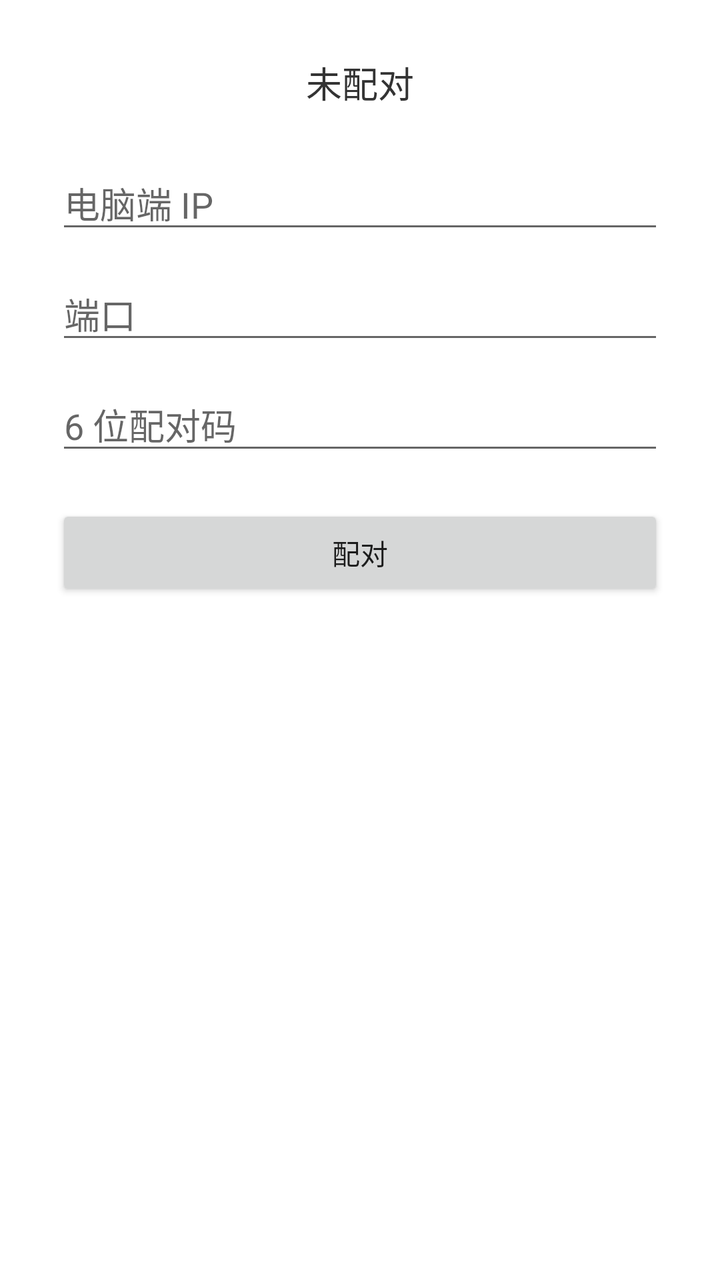
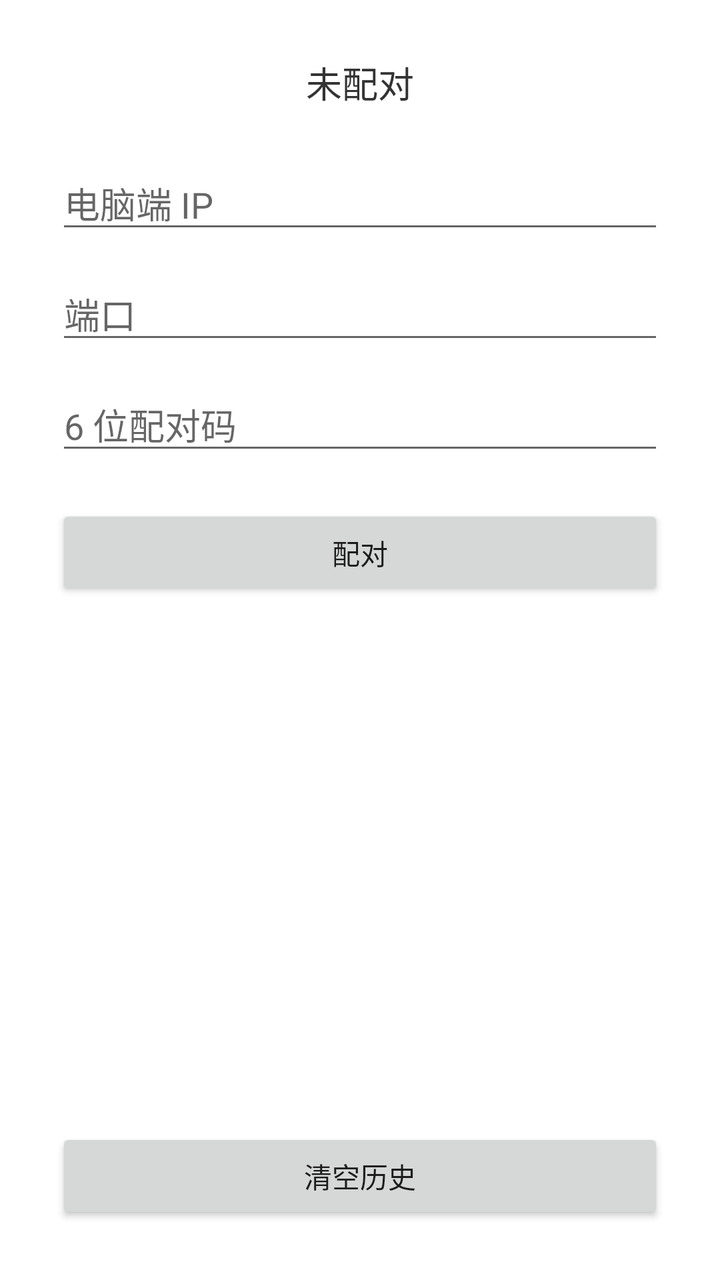

Before-and-after screenshots of an Android layout around one commit, followed by the original layout XML and the change that was made.
<!-- AndroidManifest.xml: application theme android:Theme.Material.Light.NoActionBar -->
<!-- res/layout/activity_main.xml -->
<?xml version="1.0" encoding="utf-8"?>
<LinearLayout xmlns:android="http://schemas.android.com/apk/res/android"
    android:layout_width="match_parent"
    android:layout_height="match_parent"
    android:background="@android:color/white"
    android:gravity="center_horizontal"
    android:orientation="vertical"
    android:padding="28dp">

    <TextView
        android:id="@+id/statusText"
        android:layout_width="match_parent"
        android:layout_height="wrap_content"
        android:layout_marginBottom="24dp"
        android:gravity="center"
        android:text="未配对"
        android:textColor="#333333"
        android:textSize="18sp" />

    <EditText
        android:id="@+id/hostInput"
        android:layout_width="match_parent"
        android:layout_height="wrap_content"
        android:layout_marginBottom="12dp"
        android:hint="电脑端 IP"
        android:inputType="text"
        android:singleLine="true" />

    <EditText
        android:id="@+id/portInput"
        android:layout_width="match_parent"
        android:layout_height="wrap_content"
        android:layout_marginBottom="12dp"
        android:hint="端口"
        android:inputType="number"
        android:singleLine="true" />

    <EditText
        android:id="@+id/codeInput"
        android:layout_width="match_parent"
        android:layout_height="wrap_content"
        android:layout_marginBottom="20dp"
        android:hint="6 位配对码"
        android:inputType="number"
        android:maxLength="6"
        android:singleLine="true" />

    <Button
        android:id="@+id/pairButton"
        android:layout_width="match_parent"
        android:layout_height="wrap_content"
        android:text="配对" />

    <Button
        android:id="@+id/unbindButton"
        android:layout_width="match_parent"
        android:layout_height="wrap_content"
        android:layout_marginTop="8dp"
        android:text="断开配对"
        android:visibility="gone" />

</LinearLayout>
<!-- resources referenced by this layout -->
<resources>

</resources>

<!-- the commit's change to res/layout/activity_main.xml (unified diff, before → after) -->
@@ -59,4 +59,18 @@
         android:text="断开配对"
         android:visibility="gone" />
 
+    <ListView
+        android:id="@+id/historyList"
+        android:layout_width="match_parent"
+        android:layout_height="0dp"
+        android:layout_marginTop="16dp"
+        android:layout_weight="1" />
+
+    <Button
+        android:id="@+id/clearHistoryButton"
+        android:layout_width="match_parent"
+        android:layout_height="wrap_content"
+        android:layout_marginTop="8dp"
+        android:text="清空历史" />
+
 </LinearLayout>
